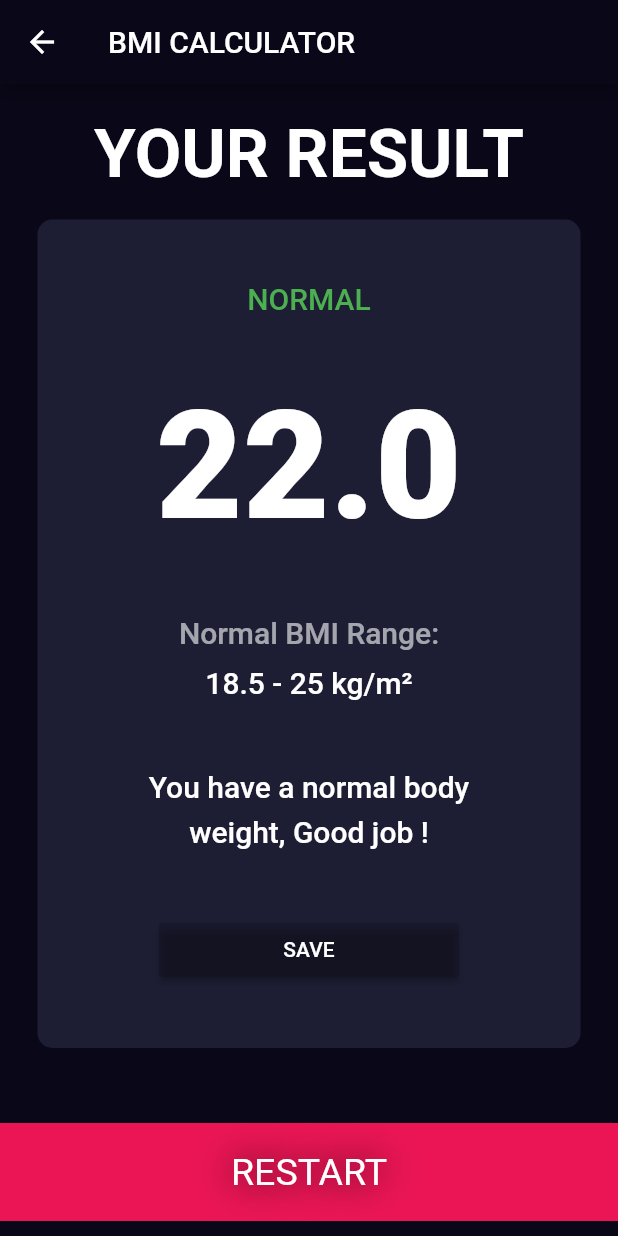
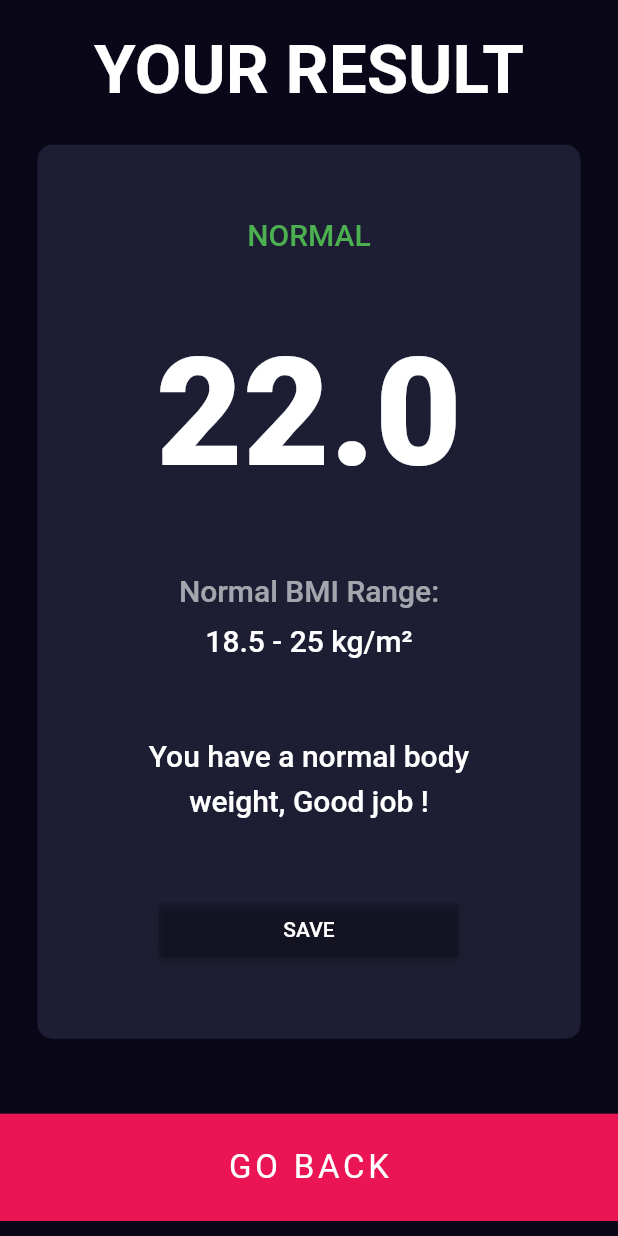
Before and after one commit to hanut/beeMI, a Flutter app: the screen it shows after launch, after a tap on "CALCULATE", on a phone screen of 412 x 824 dp. Run offline on Flutter 3.47's test engine with Material 2 defaults, Android fonts, the phone set to English and light mode, and no system bars; our stand-ins replace font_awesome_flutter.

Commit message:
did stuff

```diff
--- /dev/null
+++ b/lib/bottom_button.dart
@@ -0,0 +1,33 @@
+import 'package:flutter/material.dart';
+
+import 'constants.dart';
+
+class BottomButton extends StatelessWidget {
+  final String label;
+  final VoidCallback? onTap;
+
+  const BottomButton({
+    Key? key,
+    this.onTap,
+    this.label = "Bottom Button",
+  }) : super(key: key);
+
+  @override
+  Widget build(BuildContext context) {
+    return GestureDetector(
+      child: Container(
+        color: kColorAccent,
+        margin: const EdgeInsets.only(
+          top: 10,
+          bottom: 10,
+        ),
+        width: double.infinity,
+        height: kBottomContainerHeight,
+        child: Center(
+          child: Text(label, style: kLargeButtonTextStyle),
+        ),
+      ),
+      onTap: onTap,
+    );
+  }
+}
--- a/lib/constants.dart
+++ b/lib/constants.dart
@@ -10,6 +10,7 @@ const kCardBGDarkInactive = Color(0xFF111328);
 const kColorAccent = Color(0xFFEB1555);
 const kColorInactive = Color(0xFF8D8E98);
 const kColorFab = Color(0xFF4C4F5E);
+const kColorWhite = Color(0xFFFFFFFF);
 
 /// -------------------------------
 /// Calculator config Constants
@@ -46,8 +47,12 @@ const kValueLabelStyle = TextStyle(
 );
 
 const kLargeButtonTextStyle = TextStyle(
-  fontSize: 25,
-  shadows: [
-    Shadow(color: Color(0xFF000000), offset: Offset(0, 0), blurRadius: 30),
-  ],
+  fontSize: 22,
+  letterSpacing: 2.5,
 );
+
+const kNavDrawerListText = TextStyle(
+  fontSize: 20,
+  fontWeight: FontWeight.w400,
+  color: Color(0xFFFFFFFF),
+);
--- a/lib/input_page.dart
+++ b/lib/input_page.dart
@@ -1,10 +1,12 @@
-import 'package:bmi/counter_card.dart';
 import 'package:flutter/material.dart';
 import 'package:font_awesome_flutter/font_awesome_flutter.dart';
 
+import 'bottom_button.dart';
 import 'constants.dart';
+import 'counter_card.dart';
 import 'enums.dart';
 import 'icon_content.dart';
+import 'nav_drawer.dart';
 import 'simple_card.dart';
 
 class InputPage extends StatefulWidget {
@@ -22,20 +24,12 @@ class _InputPageState extends State<InputPage> {
 
   @override
   Widget build(BuildContext context) {
-    return Scaffold(
+    return SafeArea(
+      child: Scaffold(
         appBar: AppBar(
           title: const Text('BMI CALCULATOR'),
-        actions: [
-          IconButton(
-            onPressed: () {},
-            icon: Icon(
-              Icons.history,
-              size: 26,
         ),
-            tooltip: "View History",
-          )
-        ],
-      ),
+        drawer: NavDrawer(),
         body: Column(
           crossAxisAlignment: CrossAxisAlignment.stretch,
           children: [
@@ -174,22 +168,12 @@ class _InputPageState extends State<InputPage> {
                 ],
               ),
             ),
-          GestureDetector(
-            child: Container(
-              color: kColorAccent,
-              margin: const EdgeInsets.only(
-                top: 10,
-                bottom: 10,
-              ),
-              width: double.infinity,
-              height: kBottomContainerHeight,
-              child: const Center(
-                child: Text("CALCULATE", style: kLargeButtonTextStyle),
-              ),
-            ),
+            BottomButton(
               onTap: () => {Navigator.pushNamed(context, '/results')},
+              label: "CALCULATE",
             ),
           ],
+        ),
       ),
     );
   }
--- a/lib/main.dart
+++ b/lib/main.dart
@@ -26,6 +26,9 @@ class BMICalculator extends StatelessWidget {
       routes: {
         '/': (context) => const InputPage(),
         '/results': (context) => const ResultsPage(),
+        '/account': (context) =>
+            Container(child: const Text("Account & Profile")),
+        '/history': (context) => Container(child: const Text("BMI History")),
       },
     );
   }
--- /dev/null
+++ b/lib/nav_drawer.dart
@@ -0,0 +1,82 @@
+import 'package:flutter/material.dart';
+import 'package:font_awesome_flutter/font_awesome_flutter.dart';
+
+import 'constants.dart';
+import 'nav_list_tile.dart';
+
+class NavDrawer extends StatefulWidget {
+  const NavDrawer({Key? key}) : super(key: key);
+
+  @override
+  _NavDrawerState createState() => _NavDrawerState();
+}
+
+class _NavDrawerState extends State<NavDrawer> {
+  String selectedRouted = '/';
+
+  void navigate(String routeName) {
+    print("Navigate to: " + routeName);
+  }
+
+  @override
+  Widget build(BuildContext context) {
+    return Drawer(
+      child: Column(
+        mainAxisAlignment: MainAxisAlignment.start,
+        crossAxisAlignment: CrossAxisAlignment.stretch,
+        children: [
+          Container(
+            color: kCardBGDarkActive,
+            width: double.infinity,
+            height: 220,
+            child: Column(
+              mainAxisAlignment: MainAxisAlignment.spaceEvenly,
+              children: const [
+                Icon(
+                  FontAwesomeIcons.heartbeat,
+                  size: 100,
+                  color: Colors.white,
+                ),
+                Text(
+                  "WHATS MY, BMI",
+                  style: TextStyle(
+                    fontSize: 22,
+                    fontWeight: FontWeight.w300,
+                    letterSpacing: 2,
+                    color: Colors.white,
+                  ),
+                )
+              ],
+            ),
+          ),
+          Expanded(
+            child: Container(
+              padding: const EdgeInsets.only(top: 20),
+              color: kCardBGDarkInactive,
+              child: Column(
+                children: [
+                  NavListTile(
+                    label: "BMI Calculator",
+                    iconData: FontAwesomeIcons.calculator,
+                    onTap: () => navigate('/'),
+                    isSelected: true,
+                  ),
+                  NavListTile(
+                    label: "History",
+                    iconData: FontAwesomeIcons.history,
+                    onTap: () => navigate('/history'),
+                  ),
+                  NavListTile(
+                    label: "Account & Profile",
+                    iconData: FontAwesomeIcons.userAlt,
+                    onTap: () => navigate('/accounts'),
+                  ),
+                ],
+              ),
+            ),
+          ),
+        ],
+      ),
+    );
+  }
+}
--- /dev/null
+++ b/lib/nav_list_tile.dart
@@ -0,0 +1,49 @@
+import 'package:flutter/material.dart';
+
+import 'constants.dart';
+
+class NavListTile extends StatelessWidget {
+  final String label;
+  final VoidCallback? onTap;
+  final bool isSelected;
+  final IconData? iconData;
+
+  const NavListTile({
+    Key? key,
+    this.onTap,
+    this.label = "NavTile",
+    this.iconData,
+    this.isSelected = false,
+  }) : super(key: key);
+
+  @override
+  Widget build(BuildContext context) {
+    return RawMaterialButton(
+      elevation: 0,
+      highlightElevation: 0,
+      constraints: const BoxConstraints.expand(
+        width: double.infinity,
+        height: 80,
+      ),
+      fillColor:
+          isSelected ? kColorAccent : kCardBGDarkInactive,
+      child: Row(
+        mainAxisAlignment: MainAxisAlignment.spaceAround,
+        children: [
+          Expanded(
+            child: Icon(
+              iconData,
+              size: 20,
+              color: kColorWhite,
+            ),
+          ),
+          Expanded(
+            flex: 4,
+            child: Text(label, style: kNavDrawerListText),
+          ),
+        ],
+      ),
+      onPressed: onTap,
+    );
+  }
+}
--- a/lib/results_page.dart
+++ b/lib/results_page.dart
@@ -1,3 +1,4 @@
+import 'package:bmi/bottom_button.dart';
 import 'package:flutter/material.dart';
 
 import 'constants.dart';
@@ -13,10 +14,8 @@ class ResultsPage extends StatelessWidget {
 
   @override
   Widget build(BuildContext context) {
-    return Scaffold(
-      appBar: AppBar(
-        title: const Text('BMI CALCULATOR'),
-      ),
+    return SafeArea(
+      child: Scaffold(
         body: Column(
           mainAxisAlignment: MainAxisAlignment.spaceEvenly,
           crossAxisAlignment: CrossAxisAlignment.stretch,
@@ -53,7 +52,8 @@ class ResultsPage extends StatelessWidget {
                       style: TextStyle(
                         fontSize: 20,
                         fontWeight: FontWeight.w500,
-                      color: bmi > 25 || bmi < 18.5 ? Colors.red : Colors.green,
+                        color:
+                            bmi > 25 || bmi < 18.5 ? Colors.red : Colors.green,
                       ),
                     ),
                     Text(
@@ -108,24 +108,14 @@ class ResultsPage extends StatelessWidget {
               ),
             ),
             Expanded(
-            child: GestureDetector(
-              child: Container(
-                color: kColorAccent,
-                margin: const EdgeInsets.only(
-                  top: 10,
-                  bottom: 10,
-                ),
-                width: double.infinity,
-                height: kBottomContainerHeight,
-                child: const Center(
-                  child: Text("RESTART", style: kLargeButtonTextStyle),
-                ),
-              ),
+              child: BottomButton(
+                label: "GO BACK",
                 onTap: () => {Navigator.pop(context)},
               ),
             )
           ],
         ),
+      ),
     );
   }
 }
```
Lines whose indentation alone changed are shown as unchanged.
